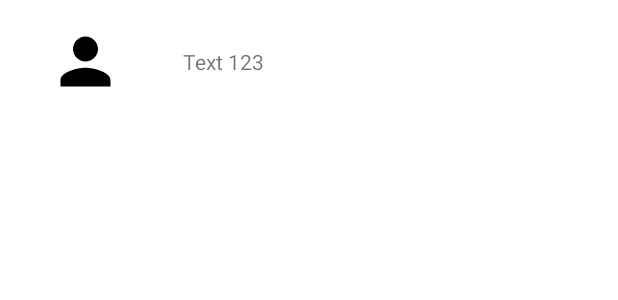
After one commit to Screight/roleManager, an Android app: the layout item_list.xml on its own in the app's theme, with its tools: preview values and no code run, on a phone screen of 412 x 824 dp. The commit adds this screen. Shown: the top 300 px of the screen. Run offline under Robolectric (Android 15) with nearby library versions, the phone set to English and light mode, and no system bars.

Commit message:
Clase Kotlin
Campaign screen and list item

```diff
--- a/app/src/main/java/com/example/rolemanager/LoginActivity.kt
+++ b/app/src/main/java/com/example/rolemanager/LoginActivity.kt
@@ -5,7 +5,7 @@ import androidx.appcompat.app.AppCompatActivity
 import android.os.Bundle
 import android.widget.Toast
 import com.example.rolemanager.databinding.ActivityLoginBinding
-import com.example.rolemanager.databinding.ActivityMainBinding
+import com.example.rolemanager.list.MainActivity
 
 class LoginActivity : AppCompatActivity() {
 
--- /dev/null
+++ b/app/src/main/res/layout/item_list.xml
@@ -0,0 +1,29 @@
+<?xml version="1.0" encoding="utf-8"?>
+<androidx.constraintlayout.widget.ConstraintLayout xmlns:android="http://schemas.android.com/apk/res/android"
+    xmlns:app="http://schemas.android.com/apk/res-auto"
+    xmlns:tools="http://schemas.android.com/tools"
+    android:layout_width="match_parent"
+    android:layout_height="wrap_content">
+
+    <ImageView
+        android:id="@+id/userImage"
+        android:layout_width="50dp"
+        android:layout_height="50dp"
+        android:layout_marginStart="32dp"
+        android:layout_marginTop="16dp"
+        android:layout_marginBottom="16dp"
+        app:layout_constraintBottom_toBottomOf="parent"
+        app:layout_constraintStart_toStartOf="parent"
+        app:layout_constraintTop_toTopOf="parent"
+        app:srcCompat="@drawable/ic_baseline_person_24" />
+
+    <TextView
+        android:id="@+id/userText"
+        android:layout_width="wrap_content"
+        android:layout_height="wrap_content"
+        android:layout_marginStart="40dp"
+        android:text="Text 123"
+        app:layout_constraintBottom_toBottomOf="@+id/userImage"
+        app:layout_constraintStart_toEndOf="@+id/userImage"
+        app:layout_constraintTop_toTopOf="@+id/userImage" />
+</androidx.constraintlayout.widget.ConstraintLayout>
```
Also changed, not shown: app/src/main/AndroidManifest.xml (+4 -4 lines), app/src/main/java/com/example/rolemanager/list/ListRecyclerViewAdapter.kt (added, +30 -0 lines), app/src/main/java/com/example/rolemanager/list/MainActivity.kt (renamed from app/src/main/java/com/example/rolemanager/MainActivity.kt, +12 -1 lines), app/src/main/res/drawable/rounded_list_border.xml (added, +25 -0 lines), app/src/main/res/layout/activity_campaigns.xml (added, +59 -0 lines), app/src/main/res/layout/activity_main.xml (+9 -6 lines), app/src/main/res/layout/list_campaigns.xml (added, +59 -0 lines).
